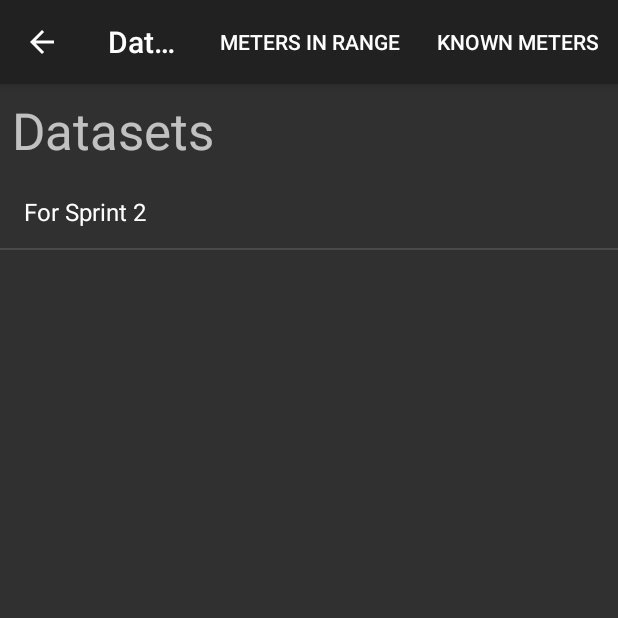
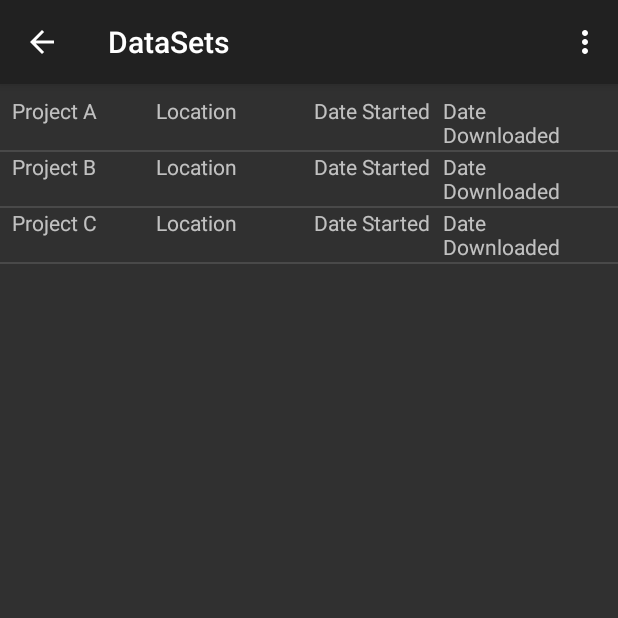
Before and after one commit to ThierrySt-Arnaud/390C-Project, an Android app: the myDataSets screen opened directly, with no data from a screen before it, on a phone screen of 412 x 824 dp, the top half of it. Run offline under Robolectric (Android 15) with nearby library versions, the phone set to English and light mode, and no system bars.

Commit message:
I have added the following items: -Updated the Datasets List as baseAdapter configurations. -Data class to have the baseadapter class. -Removed the "ifRoom" option on the actionmenu.

```diff
--- /dev/null
+++ b/SoundLevelApp/app/src/main/java/ca/concordia/teamc/soundlevelapp/Data.java
@@ -0,0 +1,30 @@
+package ca.concordia.teamc.soundlevelapp;
+
+//Item class for Adapter
+
+public class Data {
+    private String itemName;
+    private String itemLocation;
+    private String itemDateStarted;
+    private String itemDateDownloaded;
+
+    public Data (String name, String location, String datestarted, String datedownloaded) {
+        this.itemName = name;
+        this.itemLocation = location;
+        this.itemDateStarted = datestarted;
+        this.itemDateDownloaded = datedownloaded;
+    }
+
+    public String getItemName() {
+        return this.itemName;
+    }
+
+    public String getItemLocation() {
+        return itemLocation;
+    }
+
+    public String getItemDateStarted() {return itemDateStarted;}
+
+    public String getItemDateDownloaded() {return itemDateDownloaded; }
+
+}
--- /dev/null
+++ b/SoundLevelApp/app/src/main/java/ca/concordia/teamc/soundlevelapp/DataListAdapter.java
@@ -0,0 +1,80 @@
+package ca.concordia.teamc.soundlevelapp;
+
+
+import android.content.Context;
+import android.content.Intent;
+import android.nfc.Tag;
+import android.util.Log;
+import android.view.LayoutInflater;
+import android.view.View;
+import android.view.ViewGroup;
+import android.widget.AdapterView;
+import android.widget.BaseAdapter;
+import android.widget.TextView;
+
+import java.util.ArrayList;
+import java.util.List;
+
+import static android.content.ContentValues.TAG;
+
+
+public class DataListAdapter extends BaseAdapter
+
+{
+    private Context context; //context
+    private List<Data> datasets; //data source of the list adapter
+
+    //public constructor
+    public DataListAdapter(Context context, List<Data> datasets) {
+        this.context = context;
+        this.datasets = datasets;
+    }
+
+    @Override
+    public int getCount() {
+        return datasets.size(); //returns total of items in the list
+    }
+
+    @Override
+    public Object getItem(int position) {
+        return datasets.get(position); //returns list item at the specified position
+    }
+
+    @Override
+    public long getItemId(int position) {
+        return position;
+    }
+
+    @Override
+    public View getView(int position, View convertView, ViewGroup parent) {
+        // inflate the layout for each list row
+        if (convertView == null) {
+            convertView = LayoutInflater.from(context).
+                    inflate(R.layout.datalist_item, parent, false);
+        }
+
+        // get current item to be displayed
+        Data currentItem = (Data) getItem(position);
+
+        // get the TextView for item name and item description
+        TextView textViewItemName = (TextView)
+                convertView.findViewById(R.id.text_view_project_name);
+        TextView textViewItemLocation = (TextView)
+                convertView.findViewById(R.id.text_view_item_location);
+        TextView textViewItemDateStarted = (TextView)
+                convertView.findViewById(R.id.text_view_item_datestarted);
+        TextView textViewItemDateDownloaded = (TextView)
+                convertView.findViewById(R.id.text_view_item_datedownloaded);
+
+        //sets the text for item name and item description from the current item object
+        textViewItemName.setText(currentItem.getItemName());
+        textViewItemLocation.setText(currentItem.getItemLocation());
+        textViewItemDateStarted.setText(currentItem.getItemDateStarted());
+        textViewItemDateDownloaded.setText(currentItem.getItemDateDownloaded());
+
+        // returns the view for the current row
+        return convertView;
+    }
+
+
+}
--- a/SoundLevelApp/app/src/main/java/ca/concordia/teamc/soundlevelapp/metersinfo.java
+++ b/SoundLevelApp/app/src/main/java/ca/concordia/teamc/soundlevelapp/metersinfo.java
@@ -10,10 +10,7 @@ import android.widget.ListView;
 import android.view.Menu;
 import android.view.MenuInflater;
 import android.view.MenuItem;
-
-
 import java.util.ArrayList;
-import java.util.LinkedList;
 import java.util.List;
 
 import static android.content.ContentValues.TAG;
--- a/SoundLevelApp/app/src/main/java/ca/concordia/teamc/soundlevelapp/myDataSets.java
+++ b/SoundLevelApp/app/src/main/java/ca/concordia/teamc/soundlevelapp/myDataSets.java
@@ -2,6 +2,9 @@ package ca.concordia.teamc.soundlevelapp;
 
 import android.support.v7.app.AppCompatActivity;
 import android.os.Bundle;
+import android.util.Log;
+import android.view.View;
+import android.widget.AdapterView;
 import android.widget.ArrayAdapter;
 import android.widget.ListView;
 import android.view.Menu;
@@ -12,21 +15,46 @@ import android.content.Intent;
 import java.util.ArrayList;
 import java.util.List;
 
+import static android.content.ContentValues.TAG;
+
 public class myDataSets extends AppCompatActivity {
 
     @Override
     protected void onCreate(Bundle savedInstanceState) {
         super.onCreate(savedInstanceState);
         setContentView(R.layout.activity_mydatasets);
-        List<String> Mylist = new ArrayList<>();
+       /* List<String> Mylist = new ArrayList<>();
         Mylist.add("For Sprint 2");
 
         ListView listView = (ListView) findViewById(R.id.listview);
         ArrayAdapter<String> adapter = new ArrayAdapter<String>(this,android.R.layout.simple_list_item_1,Mylist);
-        listView.setAdapter(adapter);
+        listView.setAdapter(adapter);*/
 
+        List<Data> Mylist = new ArrayList<>();
+        Data dataA = new Data("Project A","Location","Date Started","Date Downloaded" );
+        Data dataB = new Data("Project B","Location","Date Started","Date Downloaded");
+        Data dataC = new Data("Project C","Location","Date Started","Date Downloaded");
 
+        Mylist.add(dataA);
+        Mylist.add(dataB);
+        Mylist.add(dataC);
+
+        DataListAdapter dataListAdapter = new DataListAdapter(this, Mylist);
+        ListView listView = (ListView) findViewById(R.id.listview);
+
+        listView.setAdapter(dataListAdapter);
+        listView.setOnItemClickListener(dataListListener);
     }
+
+    AdapterView.OnItemClickListener dataListListener = new AdapterView.OnItemClickListener() {
+
+        @Override
+        public void onItemClick(AdapterView<?> adapterView, View view, int i, long l) {
+            Log.d(TAG, "Item " + i + "  got clicked");
+            Intent myIntent = new Intent(adapterView.getContext(), myDataSets_Detailed.class);
+            startActivity(myIntent);
+        }
+    };
 
     @Override
     public boolean onCreateOptionsMenu(Menu menu) {
--- a/SoundLevelApp/app/src/main/res/layout/activity_mydatasets.xml
+++ b/SoundLevelApp/app/src/main/res/layout/activity_mydatasets.xml
@@ -6,22 +6,6 @@
     android:layout_width="match_parent"
     android:layout_height="match_parent"
     tools:context="ca.concordia.teamc.soundlevelapp.myDataSets">
-
-    <TextView
-        android:id="@+id/textView3"
-        android:layout_width="match_parent"
-        android:layout_height="wrap_content"
-        android:layout_alignParentStart="true"
-        android:layout_alignParentTop="true"
-        android:layout_marginEnd="8dp"
-        android:layout_marginStart="8dp"
-        android:layout_marginTop="8dp"
-        android:text="@string/datasets_text"
-        android:textAppearance="@style/TextAppearance.AppCompat.Display1"
-        app:layout_constraintEnd_toEndOf="parent"
-        app:layout_constraintHorizontal_bias="0.0"
-        app:layout_constraintStart_toStartOf="parent"
-        app:layout_constraintTop_toTopOf="parent" />
 
     <ListView
         android:id="@+id/listview"
@@ -35,6 +19,6 @@
         app:layout_constraintEnd_toEndOf="parent"
         app:layout_constraintHorizontal_bias="0.0"
         app:layout_constraintStart_toStartOf="parent"
-        app:layout_constraintTop_toBottomOf="@+id/textView3" />
+        app:layout_constraintTop_toTopOf="parent" />
 
 </android.support.constraint.ConstraintLayout>
--- /dev/null
+++ b/SoundLevelApp/app/src/main/res/layout/datalist_item.xml
@@ -0,0 +1,42 @@
+<?xml version="1.0" encoding="utf-8"?>
+
+<android.support.constraint.ConstraintLayout xmlns:android="http://schemas.android.com/apk/res/android"
+    xmlns:app="http://schemas.android.com/apk/res-auto"
+    xmlns:tools="http://schemas.android.com/tools"
+    android:layout_width="match_parent"
+    android:layout_height="match_parent"
+    android:orientation="horizontal">
+
+    <TextView
+        android:id="@+id/text_view_project_name"
+        android:layout_width="88dp"
+        android:layout_height="36dp"
+        android:layout_marginStart="8dp"
+        app:layout_constraintStart_toStartOf="parent" />
+
+    <TextView
+        android:id="@+id/text_view_item_location"
+        android:layout_width="97dp"
+        android:layout_height="36dp"
+        android:layout_marginStart="8dp"
+        app:layout_constraintStart_toEndOf="@+id/text_view_project_name"
+        tools:layout_editor_absoluteY="0dp" />
+
+    <TextView
+        android:id="@+id/text_view_item_datestarted"
+        android:layout_width="78dp"
+        android:layout_height="36dp"
+        android:layout_marginStart="8dp"
+        app:layout_constraintStart_toEndOf="@+id/text_view_item_location"
+        tools:layout_editor_absoluteY="0dp" />
+
+    <TextView
+        android:id="@+id/text_view_item_datedownloaded"
+        android:layout_width="79dp"
+        android:layout_height="36dp"
+        android:layout_marginEnd="8dp"
+        android:layout_marginStart="8dp"
+        app:layout_constraintEnd_toEndOf="parent"
+        app:layout_constraintStart_toEndOf="@+id/text_view_item_datestarted"
+        tools:layout_editor_absoluteY="0dp" />
+</android.support.constraint.ConstraintLayout>
--- a/SoundLevelApp/app/src/main/res/layout/meterlist_item.xml
+++ b/SoundLevelApp/app/src/main/res/layout/meterlist_item.xml
@@ -13,5 +13,5 @@
     <TextView
         android:id="@+id/text_view_item_description"
         android:layout_width="match_parent"
-        android:layout_height="wrap_content" />
+        android:layout_height="36dp" />
 </LinearLayout>
--- a/SoundLevelApp/app/src/main/res/menu/action_button.xml
+++ b/SoundLevelApp/app/src/main/res/menu/action_button.xml
@@ -4,11 +4,10 @@
     <item android:id="@+id/action_datasets"
         android:title="Datasets"
         android:orderInCategory="100"
-        app:showAsAction="ifRoom" />
+         />
     <item android:id="@+id/action_knownmeters"
         android:title="Known Meters"
         android:orderInCategory="100"
-        app:showAsAction="ifRoom"
         />
 
 </menu>
--- a/SoundLevelApp/app/src/main/res/menu/actionbutton_datasets.xml
+++ b/SoundLevelApp/app/src/main/res/menu/actionbutton_datasets.xml
@@ -5,11 +5,10 @@
     <item android:id="@+id/action_metersinrange"
         android:title="Meters In Range"
         android:orderInCategory="100"
-        app:showAsAction="ifRoom" />
+         />
     <item android:id="@+id/action_knownmeters"
         android:title="Known Meters"
         android:orderInCategory="100"
-        app:showAsAction="ifRoom"
         />
 
 </menu>
--- a/SoundLevelApp/app/src/main/res/menu/actionbutton_metersinfo.xml
+++ b/SoundLevelApp/app/src/main/res/menu/actionbutton_metersinfo.xml
@@ -5,12 +5,10 @@
     <item android:id="@+id/action_metersinrange"
         android:title="Meters In Range"
         android:orderInCategory="100"
-        app:showAsAction="ifRoom"
         />
     <item android:id="@+id/action_datasets"
         android:title="Datasets"
         android:orderInCategory="100"
-        app:showAsAction="ifRoom"
         />
 
 </menu>
```
Also changed, not shown: SoundLevelApp/app/src/main/AndroidManifest.xml (+8 -0 lines), SoundLevelApp/app/src/main/java/ca/concordia/teamc/soundlevelapp/myDataSets_Detailed.java (added, +51 -0 lines), SoundLevelApp/app/src/main/res/layout/activity_metersinfopts.xml (+12 -12 lines), SoundLevelApp/app/src/main/res/layout/activity_mydatasets_detailed.xml (+70 -10 lines).
